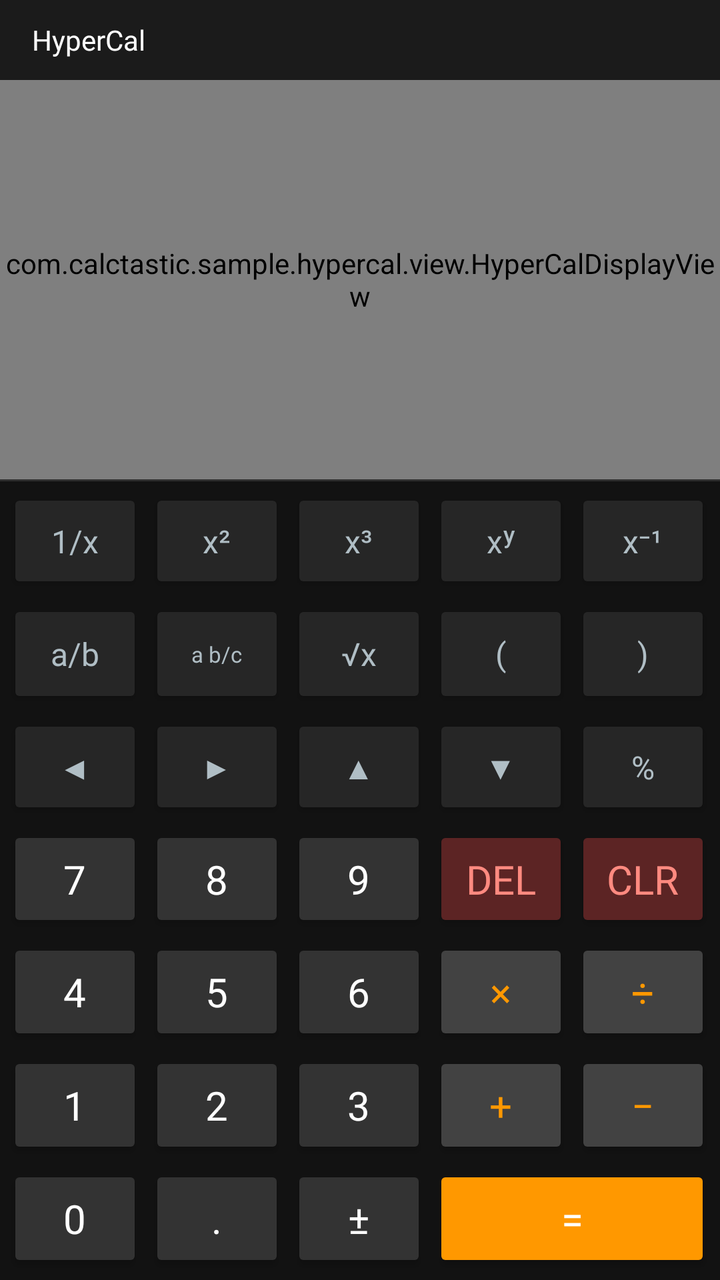
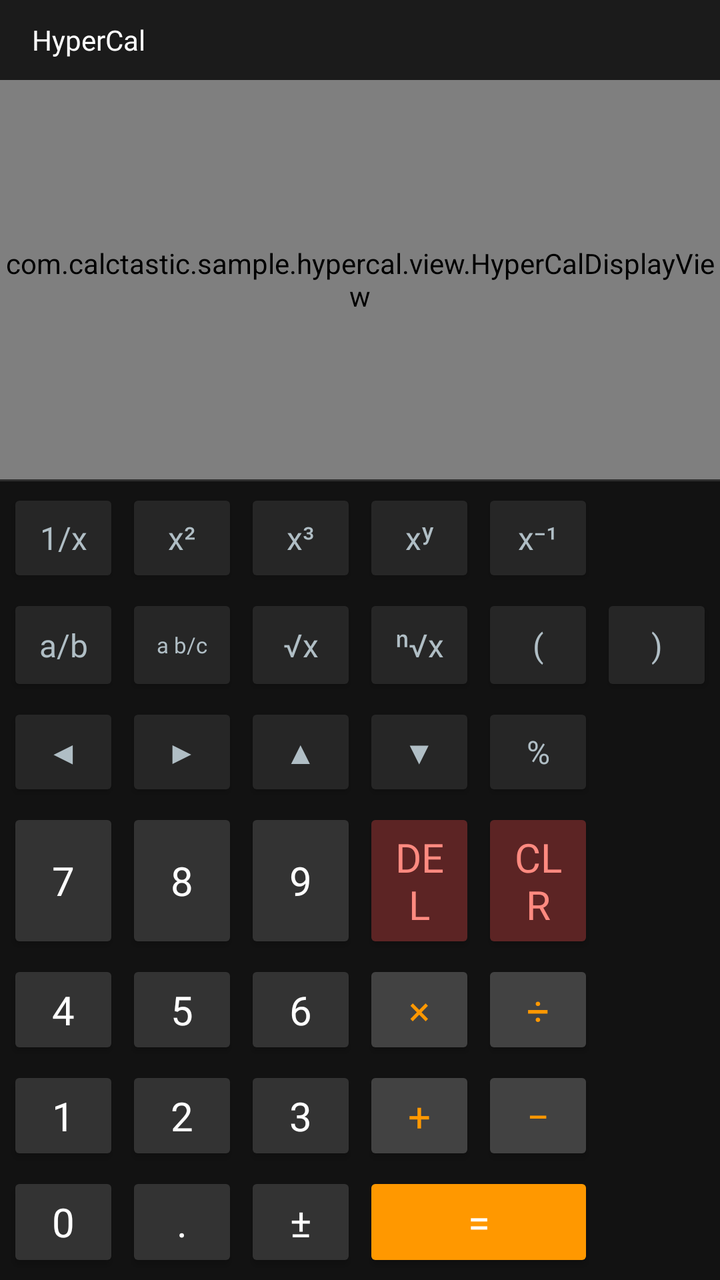

Screens rendered from an Android XML layout before and after an edit, with the pre-edit source and the edit as a unified diff.
<!-- AndroidManifest.xml: application theme Theme.CalcTasticSample -->
<!-- res/layout/activity_hypercal.xml -->
<?xml version="1.0" encoding="utf-8"?>
<LinearLayout xmlns:android="http://schemas.android.com/apk/res/android"
    android:layout_width="match_parent"
    android:layout_height="match_parent"
    android:orientation="vertical"
    android:fitsSystemWindows="true"
    android:background="#121212">

    
    <LinearLayout
        android:layout_width="match_parent"
        android:layout_height="40dp"
        android:orientation="horizontal"
        android:gravity="center_vertical"
        android:paddingLeft="16dp"
        android:paddingRight="16dp"
        android:background="#1B1B1B">

        <TextView
            android:layout_width="wrap_content"
            android:layout_height="wrap_content"
            android:text="HyperCal"
            android:textColor="#FFFFFF"
            android:textSize="14sp"
            android:fontFamily="@font/font_inter_medium" />

        <TextView
            android:id="@+id/formula_text"
            android:layout_width="0dp"
            android:layout_height="wrap_content"
            android:layout_weight="1"
            android:layout_marginStart="12dp"
            android:text=""
            android:textColor="#4CAF50"
            android:textSize="13sp"
            android:fontFamily="monospace"
            android:singleLine="true" />
    </LinearLayout>

    
    <com.calctastic.sample.hypercal.view.HyperCalDisplayView
        android:id="@+id/hypercal_display"
        android:layout_width="match_parent"
        android:layout_height="0dp"
        android:layout_weight="1.0"
        android:background="#151515" />

    
    <View
        android:layout_width="match_parent"
        android:layout_height="1dp"
        android:background="#2E2E2E" />

    
    <TableLayout
        android:id="@+id/simple_keypad"
        android:layout_width="match_parent"
        android:layout_height="0dp"
        android:layout_weight="2.0"
        android:padding="2dp"
        android:stretchColumns="*">

        
        <TableRow
            android:layout_width="match_parent"
            android:layout_height="0dp"
            android:layout_weight="0.85">

            <Button
                android:id="@+id/btn_reciprocal"
                android:text="1/x"
                style="@style/CalcSimpleButton.Function" />
            <Button
                android:id="@+id/btn_square"
                android:text="x²"
                style="@style/CalcSimpleButton.Function" />
            <Button
                android:id="@+id/btn_cube"
                android:text="x³"
                style="@style/CalcSimpleButton.Function" />
            <Button
                android:id="@+id/btn_power"
                android:text="xʸ"
                style="@style/CalcSimpleButton.Function" />
            <Button
                android:id="@+id/btn_neg_one"
                android:text="x⁻¹"
                style="@style/CalcSimpleButton.Function" />
        </TableRow>

        
        <TableRow
            android:layout_width="match_parent"
            android:layout_height="0dp"
            android:layout_weight="0.85">

            <Button
                android:id="@+id/btn_fraction"
                android:text="a/b"
                style="@style/CalcSimpleButton.Function" />
            <Button
                android:id="@+id/btn_mixed_fraction"
                android:text="a b/c"
                android:textSize="11sp"
                style="@style/CalcSimpleButton.Function" />
            <Button
                android:id="@+id/btn_sqrt"
                android:text="√x"
                style="@style/CalcSimpleButton.Function" />
            <Button
                android:id="@+id/btn_paren_open"
                android:text="("
                style="@style/CalcSimpleButton.Function" />
            <Button
                android:id="@+id/btn_paren_close"
                android:text=")"
                style="@style/CalcSimpleButton.Function" />
        </TableRow>

        
        <TableRow
            android:layout_width="match_parent"
            android:layout_height="0dp"
            android:layout_weight="0.85">

            <Button
                android:id="@+id/btn_cursor_left"
                android:text="◀"
                style="@style/CalcSimpleButton.Function" />
            <Button
                android:id="@+id/btn_cursor_right"
                android:text="▶"
                style="@style/CalcSimpleButton.Function" />
            <Button
                android:id="@+id/btn_cursor_up"
                android:text="▲"
                style="@style/CalcSimpleButton.Function" />
            <Button
                android:id="@+id/btn_cursor_down"
                android:text="▼"
                style="@style/CalcSimpleButton.Function" />
            <Button
                android:id="@+id/btn_percent"
                android:text="%"
                style="@style/CalcSimpleButton.Function" />
        </TableRow>

        
        <TableRow
            android:layout_width="match_parent"
            android:layout_height="0dp"
            android:layout_weight="1.0">

            <Button
                android:id="@+id/btn_7"
                android:text="7"
                style="@style/CalcSimpleButton.Number" />
            <Button
                android:id="@+id/btn_8"
                android:text="8"
                style="@style/CalcSimpleButton.Number" />
            <Button
                android:id="@+id/btn_9"
                android:text="9"
                style="@style/CalcSimpleButton.Number" />
            <Button
                android:id="@+id/btn_delete"
                android:text="DEL"
                style="@style/CalcSimpleButton.Clear" />
            <Button
                android:id="@+id/btn_clear"
                android:text="CLR"
                style="@style/CalcSimpleButton.Clear" />
        </TableRow>

        
        <TableRow
            android:layout_width="match_parent"
            android:layout_height="0dp"
            android:layout_weight="1.0">

            <Button
                android:id="@+id/btn_4"
                android:text="4"
                style="@style/CalcSimpleButton.Number" />
            <Button
                android:id="@+id/btn_5"
                android:text="5"
                style="@style/CalcSimpleButton.Number" />
            <Button
                android:id="@+id/btn_6"
                android:text="6"
                style="@style/CalcSimpleButton.Number" />
            <Button
                android:id="@+id/btn_mul"
                android:text="×"
                style="@style/CalcSimpleButton.Operator" />
            <Button
                android:id="@+id/btn_div"
                android:text="÷"
                style="@style/CalcSimpleButton.Operator" />
        </TableRow>

        
        <TableRow
            android:layout_width="match_parent"
            android:layout_height="0dp"
            android:layout_weight="1.0">

            <Button
                android:id="@+id/btn_1"
                android:text="1"
                style="@style/CalcSimpleButton.Number" />
            <Button
                android:id="@+id/btn_2"
                android:text="2"
                style="@style/CalcSimpleButton.Number" />
            <Button
                android:id="@+id/btn_3"
                android:text="3"
                style="@style/CalcSimpleButton.Number" />
            <Button
                android:id="@+id/btn_add"
                android:text="+"
                style="@style/CalcSimpleButton.Operator" />
            <Button
                android:id="@+id/btn_sub"
                android:text="−"
                style="@style/CalcSimpleButton.Operator" />
        </TableRow>

        
        <TableRow
            android:layout_width="match_parent"
            android:layout_height="0dp"
            android:layout_weight="1.0">

            <Button
                android:id="@+id/btn_0"
                android:text="0"
                style="@style/CalcSimpleButton.Number" />
            <Button
                android:id="@+id/btn_dot"
                android:text="."
                style="@style/CalcSimpleButton.Number" />
            <Button
                android:id="@+id/btn_negate"
                android:text="±"
                style="@style/CalcSimpleButton.Number" />
            <Button
                android:id="@+id/btn_equals"
                android:text="="
                android:layout_span="2"
                style="@style/CalcSimpleButton.Equals" />
        </TableRow>
    </TableLayout>
</LinearLayout>
<!-- resources referenced by this layout -->
<resources>
  <style name="CalcSimpleButton.Clear" parent="CalcSimpleButton">
          <item name="android:backgroundTint">#5C2424</item>
          <item name="android:textColor">#FF8A80</item>
      </style>
  <style name="CalcSimpleButton.Equals" parent="CalcSimpleButton">
          <item name="android:backgroundTint">#FF9800</item>
          <item name="android:textColor">#FFFFFF</item>
      </style>
  <style name="CalcSimpleButton.Function" parent="CalcSimpleButton">
          <item name="android:backgroundTint">#262626</item>
          <item name="android:textColor">#B0BEC5</item>
          <item name="android:textSize">16sp</item>
      </style>
  <style name="CalcSimpleButton.Number" parent="CalcSimpleButton">
          <item name="android:backgroundTint">#333333</item>
          <item name="android:textColor">#FFFFFF</item>
      </style>
  <style name="CalcSimpleButton.Operator" parent="CalcSimpleButton">
          <item name="android:backgroundTint">#424242</item>
          <item name="android:textColor">#FF9800</item>
      </style>
  <style name="Theme.CalcTasticSample" parent="Theme.AppCompat.NoActionBar">
          <item name="android:statusBarColor">#121212</item>
          <item name="android:windowBackground">#121212</item>
          <item name="selectableItemBackground">?android:attr/selectableItemBackground</item>
          <item name="colorControlActivated">#FF9800</item>
          <item name="colorAccent">#FF9800</item>
          <item name="android:windowNoTitle">true</item>
      </style>
  <style name="CalcSimpleButton">
          <item name="android:layout_width">0dp</item>
          <item name="android:layout_height">match_parent</item>
          <item name="android:layout_margin">1.5dp</item>
          <item name="android:textSize">20sp</item>
          <item name="android:textAllCaps">false</item>
          <item name="android:focusable">false</item>
          <item name="android:fontFamily">@font/font_inter_medium</item>
      </style>
</resources>

<!-- the commit's change to res/layout/activity_hypercal.xml (unified diff, before → after) -->
@@ -108,6 +108,10 @@
                 android:text="√x"
                 style="@style/CalcSimpleButton.Function" />
             <Button
+                android:id="@+id/btn_nth_root"
+                android:text="ⁿ√x"
+                style="@style/CalcSimpleButton.Function" />
+            <Button
                 android:id="@+id/btn_paren_open"
                 android:text="("
                 style="@style/CalcSimpleButton.Function" />
